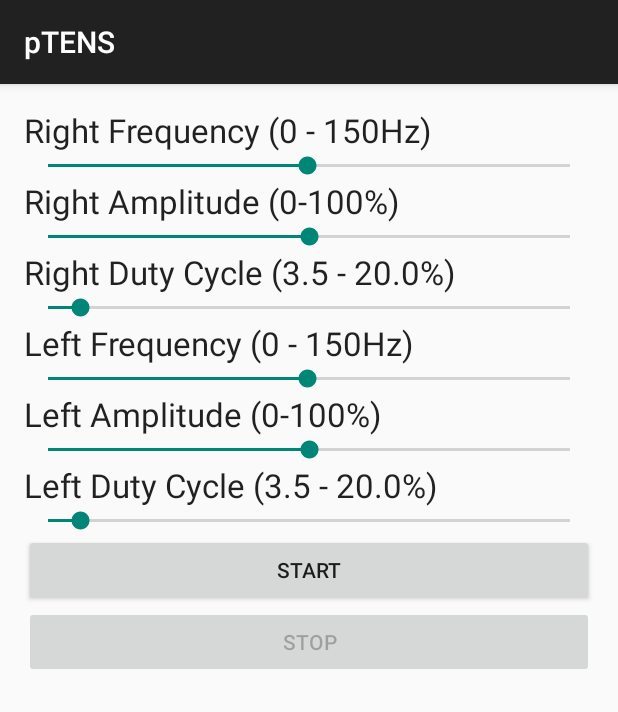
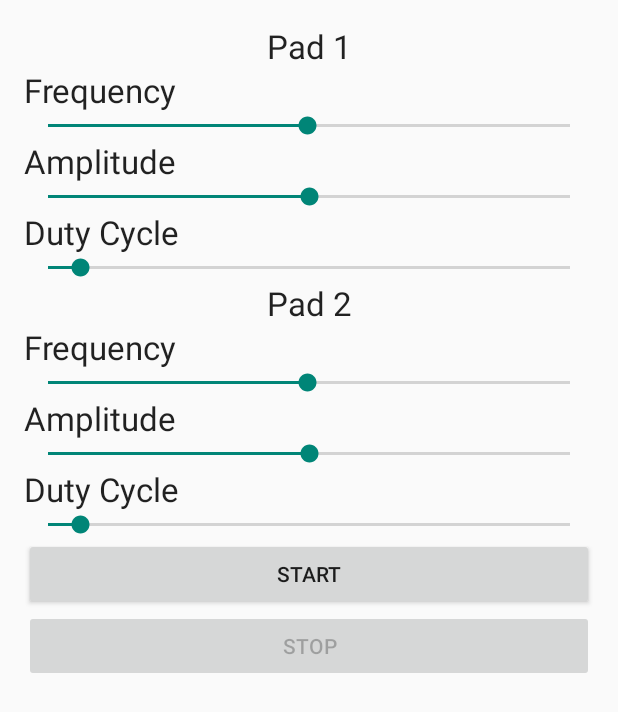
Before and after one commit to erichahn/HackDFW, an Android app: the screen it shows after launch (SignalGenerator), on a phone screen of 412 x 824 dp. Shown: the top 712 px of the screen. Run offline under Robolectric (Android 15) with nearby library versions, the phone set to English and light mode, and no system bars.

Commit message:
converted to fragments

```diff
--- a/android/app/src/main/java/tens_bucket/ptens/SignalGenerator.java
+++ b/android/app/src/main/java/tens_bucket/ptens/SignalGenerator.java
@@ -1,7 +1,11 @@
 package tens_bucket.ptens;
 
+import android.app.Activity;
+import android.app.Fragment;
+import android.app.FragmentManager;
 import android.media.AudioManager;
 import android.media.AudioTrack;
+import android.support.v4.app.FragmentActivity;
 import android.support.v7.app.ActionBarActivity;
 import android.os.Bundle;
 import android.util.Log;
@@ -9,56 +13,21 @@ import android.view.View;
 import android.widget.Button;
 import android.widget.SeekBar;
 
+import tens_bucket.ptens.fragments.PadFragment;
 import tens_bucket.ptens.signal_generator.SignalGeneratorParams;
 import tens_bucket.ptens.signal_generator.SignalGeneratorTask;
 import tens_bucket.ptens.signal_generator.WaveParams;
 
 
-public class SignalGenerator extends ActionBarActivity {
+public class SignalGenerator extends FragmentActivity {
 
     private static final String LOG_TAG = SignalGenerator.class.getSimpleName();
     private Button stopButton;
     private Button startButton;
 
-    private SeekBar rightFrequency;
-    private SeekBar rightAmplitude;
-    private SeekBar rightDutyCycle;
-
-    private SeekBar leftFrequency;
-    private SeekBar leftAmplitude;
-    private SeekBar leftDutyCycle;
-
     private SignalGeneratorTask backgroundTask;
     private SignalGeneratorParams parameters;
 
-    private SeekBar.OnSeekBarChangeListener changeListener = new SeekBar.OnSeekBarChangeListener() {
-        @Override
-        public void onProgressChanged(SeekBar seekBar, int progress, boolean fromUser) {
-            if(seekBar == rightFrequency) {
-                parameters.rightWave.setFrequency(progress + 1);
-            } else if(seekBar == rightAmplitude) {
-                parameters.rightWave.setAmplitude(progress / 100.0);
-            } else if(seekBar == rightDutyCycle) {
-                parameters.rightWave.setDutyCycle(progress / 10.0 + 3.5);
-            } else if(seekBar == leftFrequency) {
-                parameters.leftWave.setFrequency(progress + 1);
-            } else if(seekBar == leftAmplitude) {
-                parameters.leftWave.setAmplitude(progress / 100.0);
-            } else if(seekBar == leftDutyCycle) {
-                parameters.leftWave.setDutyCycle(progress / 10.0 + 3.5);
-            }
-        }
-
-        @Override
-        public void onStartTrackingTouch(SeekBar seekBar) {
-
-        }
-
-        @Override
-        public void onStopTrackingTouch(SeekBar seekBar) {
-
-        }
-    };
 
     @Override
     protected void onCreate(Bundle savedInstanceState) {
@@ -68,39 +37,22 @@ public class SignalGenerator extends ActionBarActivity {
         startButton = (Button) findViewById(R.id.start_button);
         stopButton = (Button) findViewById(R.id.stop_button);
 
-        rightFrequency = (SeekBar) findViewById(R.id.right_freq_bar);
-        rightAmplitude = (SeekBar) findViewById(R.id.right_amp_bar);
-        rightDutyCycle = (SeekBar) findViewById(R.id.right_duty_bar);
-
-        rightFrequency.setOnSeekBarChangeListener(changeListener);
-        rightAmplitude.setOnSeekBarChangeListener(changeListener);
-        rightDutyCycle.setOnSeekBarChangeListener(changeListener);
-
-        leftFrequency = (SeekBar) findViewById(R.id.left_freq_bar);
-        leftAmplitude = (SeekBar) findViewById(R.id.left_amp_bar);
-        leftDutyCycle = (SeekBar) findViewById(R.id.left_duty_bar);
-
-        leftFrequency.setOnSeekBarChangeListener(changeListener);
-        leftAmplitude.setOnSeekBarChangeListener(changeListener);
-        leftDutyCycle.setOnSeekBarChangeListener(changeListener);
 
         parameters = new SignalGeneratorParams();
+        PadFragment pad1 =(PadFragment)(getFragmentManager().findFragmentById(R.id.pad_1));
+        pad1.setWaveParameters(parameters.leftWave);
+
+        PadFragment pad2 =(PadFragment)(getFragmentManager().findFragmentById(R.id.pad_2));
+        pad2.setWaveParameters(parameters.rightWave);
+
 
         int sampleRate = AudioTrack.getNativeOutputSampleRate(AudioManager.STREAM_MUSIC);
 
         Log.d(LOG_TAG, "Sample Rate: " + sampleRate);
 
         parameters.setSampleRate(sampleRate);
-
-        setupDefaultWaveParameters(parameters.leftWave);
-        setupDefaultWaveParameters(parameters.rightWave);
     }
 
-    private void setupDefaultWaveParameters(WaveParams wave) {
-        wave.setAmplitude(leftAmplitude.getProgress() / 100.0);
-        wave.setFrequency(leftFrequency.getProgress() + 1);
-        wave.setDutyCycle(leftDutyCycle.getProgress() / 10.0 + 3.5);
-    }
 
     @Override
     protected void onDestroy() {
--- /dev/null
+++ b/android/app/src/main/java/tens_bucket/ptens/fragments/PadFragment.java
@@ -0,0 +1,72 @@
+package tens_bucket.ptens.fragments;
+
+import android.os.Bundle;
+import android.app.Fragment;
+import android.view.LayoutInflater;
+import android.view.View;
+import android.view.ViewGroup;
+import android.widget.SeekBar;
+
+import tens_bucket.ptens.R;
+import tens_bucket.ptens.signal_generator.WaveParams;
+
+public class PadFragment extends Fragment {
+
+    private SeekBar frequency;
+    private SeekBar amplitude;
+    private SeekBar dutyCycle;
+    public  WaveParams wave;
+
+    private SeekBar.OnSeekBarChangeListener changeListener = new SeekBar.OnSeekBarChangeListener() {
+        @Override
+        public void onProgressChanged(SeekBar seekBar, int progress, boolean fromUser) {
+            if (wave != null) {
+                if (seekBar == frequency) {
+                    wave.setFrequency(progress + 1);
+                } else if (seekBar == amplitude) {
+                    wave.setAmplitude(progress / 100.0);
+                } else if (seekBar == dutyCycle) {
+                    wave.setDutyCycle(progress / 10.0 + 3.5);
+                }
+            }
+        }
+
+        @Override
+        public void onStartTrackingTouch(SeekBar seekBar) {
+
+        }
+
+        @Override
+        public void onStopTrackingTouch(SeekBar seekBar) {
+
+        }
+    };
+    @Override
+    public View onCreateView(LayoutInflater inflater, ViewGroup container,
+                             Bundle savedInstanceState) {
+
+        // Inflate the layout for this fragment
+        View r = inflater.inflate(R.layout.pad_fragment, container, false);
+
+        frequency = (SeekBar) r.findViewById(R.id.freq_bar);
+        amplitude = (SeekBar) r.findViewById(R.id.amp_bar);
+        dutyCycle = (SeekBar) r.findViewById(R.id.duty_bar);
+
+
+        frequency.setOnSeekBarChangeListener(changeListener);
+        amplitude.setOnSeekBarChangeListener(changeListener);
+        dutyCycle.setOnSeekBarChangeListener(changeListener);
+
+        return r;
+    }
+
+    public void setWaveParameters(WaveParams param){
+        this.wave = param;
+        setupDefaultWaveParameters();
+    }
+    private void setupDefaultWaveParameters() {
+        wave.setAmplitude(amplitude.getProgress() / 100.0);
+        wave.setFrequency(frequency.getProgress() + 1);
+        wave.setDutyCycle(dutyCycle.getProgress() / 10.0 + 3.5);
+    }
+}
--- a/android/app/src/main/res/layout/activity_sine_generator.xml
+++ b/android/app/src/main/res/layout/activity_sine_generator.xml
@@ -6,89 +6,36 @@ android:layout_height="fill_parent" android:paddingLeft="@dimen/activity_horizon
     android:paddingTop="@dimen/activity_vertical_margin"
     android:paddingBottom="@dimen/activity_vertical_margin" tools:context=".SineGenerator">
 
-    <TextView
-        android:layout_width="fill_parent"
-        android:layout_height="wrap_content"
-        android:textAppearance="?android:attr/textAppearanceLarge"
-        android:text="@string/right_freq_str"
-        android:id="@+id/textView" />
-
-    <SeekBar
-        android:layout_width="match_parent"
-        android:layout_height="wrap_content"
-        android:id="@+id/right_freq_bar"
-        android:max="149"
-        android:progress="74" />
 
     <TextView
         android:layout_width="fill_parent"
         android:layout_height="wrap_content"
         android:textAppearance="?android:attr/textAppearanceLarge"
-        android:text="@string/right_amp_str"
-        android:id="@+id/amp_label" />
+        android:text="Pad 1"
+        android:id="@+id/textView2"
+        android:layout_gravity="right"
+        android:gravity="center" />
 
-    <SeekBar
-        android:layout_width="match_parent"
+    <fragment android:name="tens_bucket.ptens.fragments.PadFragment"
+        android:id="@+id/pad_1"
+        android:layout_width="fill_parent"
         android:layout_height="wrap_content"
-        android:id="@+id/right_amp_bar"
-        android:progress="50" />
+        tools:layout="@layout/pad_fragment" />
 
     <TextView
         android:layout_width="fill_parent"
         android:layout_height="wrap_content"
         android:textAppearance="?android:attr/textAppearanceLarge"
-        android:text="@string/right_duty_str"
-        android:id="@+id/right_duty_label" />
+        android:text="Pad 2"
+        android:id="@+id/textView"
+        android:layout_gravity="right"
+        android:gravity="center" />
 
-    <SeekBar
-        android:layout_width="match_parent"
-        android:layout_height="wrap_content"
-        android:id="@+id/right_duty_bar"
-        android:max="165"
-        android:progress="10"
-        android:longClickable="false" />
-
-    <TextView
+    <fragment android:name="tens_bucket.ptens.fragments.PadFragment"
+        android:id="@+id/pad_2"
         android:layout_width="fill_parent"
         android:layout_height="wrap_content"
-        android:textAppearance="?android:attr/textAppearanceLarge"
-        android:text="@string/left_freq_str"
-        android:id="@+id/left_freq_label" />
-
-    <SeekBar
-        android:layout_width="match_parent"
-        android:layout_height="wrap_content"
-        android:id="@+id/left_freq_bar"
-        android:progress="74"
-        android:max="149" />
-
-    <TextView
-        android:layout_width="fill_parent"
-        android:layout_height="wrap_content"
-        android:textAppearance="?android:attr/textAppearanceLarge"
-        android:text="@string/left_amp_str"
-        android:id="@+id/left_amp_label" />
-
-    <SeekBar
-        android:layout_width="match_parent"
-        android:layout_height="wrap_content"
-        android:id="@+id/left_amp_bar"
-        android:max="100"
-        android:progress="50" />
-
-    <TextView
-        android:layout_width="fill_parent"
-        android:layout_height="wrap_content"
-        android:textAppearance="?android:attr/textAppearanceLarge"
-        android:text="@string/left_duty_str"
-        android:id="@+id/left_duty_label" />
-
-    <SeekBar
-        android:layout_width="match_parent"
-        android:layout_height="wrap_content"
-        android:id="@+id/left_duty_bar"
-        android:max="165"
-        android:progress="10" />
+        tools:layout="@layout/pad_fragment" />
 
     <Button
         android:layout_width="fill_parent"
@@ -104,4 +51,5 @@ android:layout_height="fill_parent" android:paddingLeft="@dimen/activity_horizon
         android:id="@+id/stop_button"
         android:enabled="false"
         android:onClick="stop" />
+
 </LinearLayout>
--- /dev/null
+++ b/android/app/src/main/res/layout/pad_fragment.xml
@@ -0,0 +1,49 @@
+<?xml version="1.0" encoding="utf-8"?>
+<LinearLayout xmlns:android="http://schemas.android.com/apk/res/android"
+    android:orientation="vertical" android:layout_width="match_parent"
+    android:layout_height="match_parent">
+
+
+    <TextView
+        android:layout_width="fill_parent"
+        android:layout_height="wrap_content"
+        android:textAppearance="?android:attr/textAppearanceLarge"
+        android:text="@string/frequency_str"
+        android:id="@+id/freq_label" />
+
+    <SeekBar
+        android:layout_width="match_parent"
+        android:layout_height="wrap_content"
+        android:id="@+id/freq_bar"
+        android:progress="74"
+        android:max="149" />
+
+    <TextView
+        android:layout_width="fill_parent"
+        android:layout_height="wrap_content"
+        android:textAppearance="?android:attr/textAppearanceLarge"
+        android:text="@string/amplitude_str"
+        android:id="@+id/amp_label" />
+
+    <SeekBar
+        android:layout_width="match_parent"
+        android:layout_height="wrap_content"
+        android:id="@+id/amp_bar"
+        android:max="100"
+        android:progress="50" />
+
+    <TextView
+        android:layout_width="fill_parent"
+        android:layout_height="wrap_content"
+        android:textAppearance="?android:attr/textAppearanceLarge"
+        android:text="@string/duty_cycle_str"
+        android:id="@+id/duty_label" />
+
+    <SeekBar
+        android:layout_width="match_parent"
+        android:layout_height="wrap_content"
+        android:id="@+id/duty_bar"
+        android:max="165"
+        android:progress="10" />
+
+</LinearLayout>
--- a/android/app/src/main/res/values/strings.xml
+++ b/android/app/src/main/res/values/strings.xml
@@ -1,12 +1,9 @@
 <resources>
     <string name="app_name">pTENS</string>
 
-    <string name="right_freq_str">Right Frequency (0 - 150Hz)</string>
-    <string name="right_amp_str">Right Amplitude (0-100%)</string>
-    <string name="left_freq_str">Left Frequency (0 - 150Hz)</string>
-    <string name="left_amp_str">Left Amplitude (0-100%)</string>
     <string name="stop_str">Stop</string>
     <string name="start_str">Start</string>
-    <string name="right_duty_str">Right Duty Cycle (3.5 - 20.0%)</string>
-    <string name="left_duty_str">Left Duty Cycle (3.5 - 20.0%)</string>
+    <string name="frequency_str">Frequency</string>
+    <string name="amplitude_str">Amplitude</string>
+    <string name="duty_cycle_str">Duty Cycle</string>
 </resources>
```
